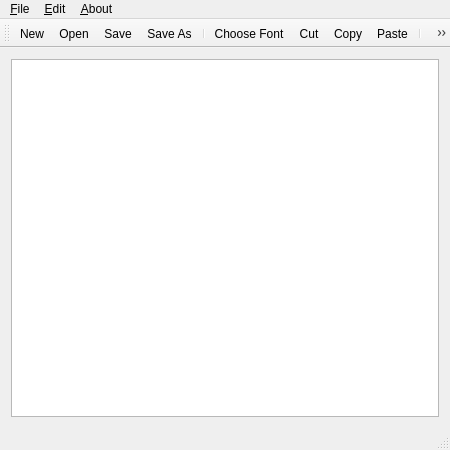
stevenkarr/Qt-Notepad, file mainwindow.ui: the form before one commit.
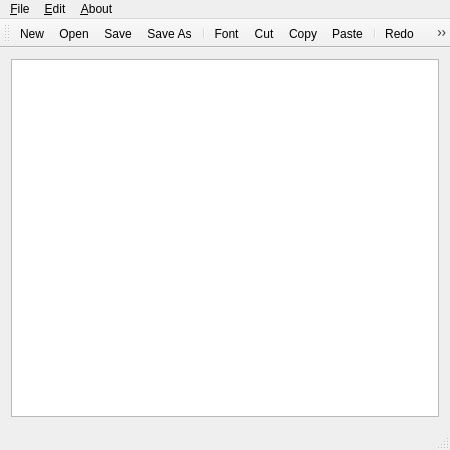
The form after the commit. Icons and pictures are not drawn.

What changed in the file:
```diff
--- a/mainwindow.ui
+++ b/mainwindow.ui
@@ -214,7 +214,7 @@
      <normaloff>:/img/img/font.png</normaloff>:/img/img/font.png</iconset>
    </property>
    <property name="text">
-    <string>Choose &amp;Font</string>
+    <string>F&amp;ont</string>
    </property>
    <property name="shortcut">
     <string>Ctrl+Shift+F</string>
```
Left out of the diff: 17 changed lines with no effect on the pictures.
